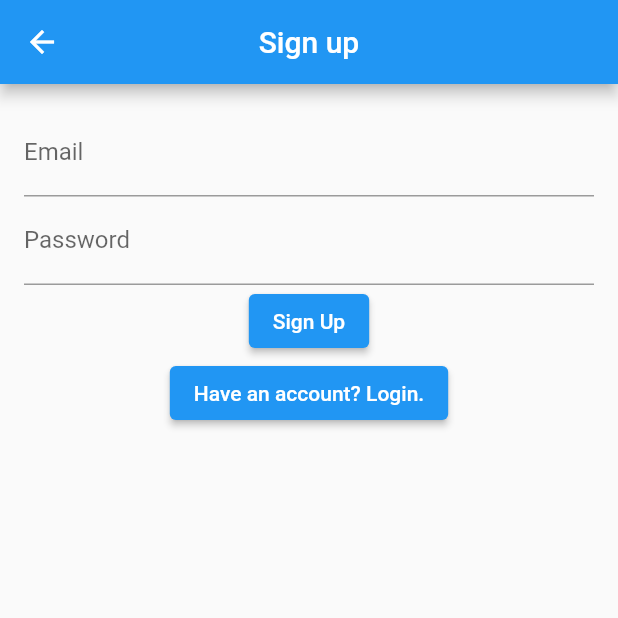
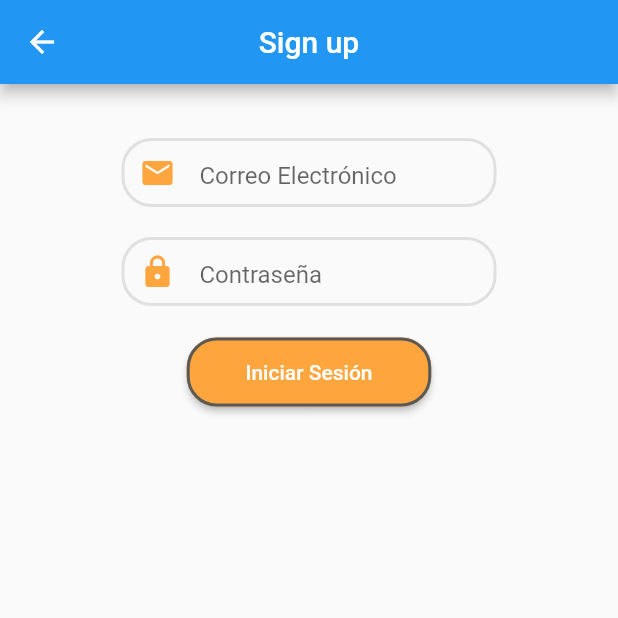
Before and after one commit to SebasAstu/Mis_Recetas, a Flutter app: the SignUpPage screen opened directly, on a phone screen of 412 x 824 dp, the top half of it. Run offline on Flutter 3.47's test engine with Material 2 defaults, Android fonts, the phone set to English and light mode, and no system bars; key blocks and very long unbroken strings in the code were emptied for the run.

Commit message:
Updated sign up page and added navigation through login

```diff
--- a/lib/login.dart
+++ b/lib/login.dart
@@ -1,6 +1,7 @@
 import 'package:flutter/material.dart';
 import 'package:mis_recetas/main.dart';
 import 'package:mis_recetas/main.dart';
+import 'package:mis_recetas/sign_up_page.dart';
 
 void main() {
   runApp(MyApp());
@@ -174,7 +175,11 @@ class LoginPage extends StatelessWidget {
                   ),
                   InkWell(
                     onTap: () {
-                      // Acción al tocar el texto
+                      Navigator.push(
+                          context,
+                          MaterialPageRoute(
+                            builder: (context) => SignUpPage(),
+                          ));
                     },
                     child: Text(
                       ' Regístrate',
--- a/lib/sign_up_page.dart
+++ b/lib/sign_up_page.dart
@@ -43,11 +43,13 @@ class _SignUpPageState extends State<SignUpPage> {
       ),
       body: Container(
         padding: const EdgeInsets.all(16.0),
+        child: Center(
           child: Column(
             children: <Widget>[
               _buildTextFields(),
               _buildButtons(),
             ],
+          ),
         ),
       ),
     );
@@ -57,15 +59,58 @@ class _SignUpPageState extends State<SignUpPage> {
     return Container(
       child: Column(
         children: <Widget>[
-          TextField(
+          const SizedBox(height: 20.0),
+          // Campo de correo
+          Container(
+            width: 250.0,
+            height: 46.0,
+            decoration: BoxDecoration(
+              borderRadius: BorderRadius.circular(20.0),
+              border: Border.all(
+                color: const Color.fromARGB(255, 224, 224, 224),
+                width: 2.0,
+              ),
+            ),
+            child: Padding(
+              padding: const EdgeInsets.symmetric(horizontal: 10.0),
+              child: TextField(
                 controller: _emailFilter,
-            decoration: const InputDecoration(labelText: 'Email'),
+                decoration: const InputDecoration(
+                  icon: Icon(Icons.mail, color: Color(0xFFFFA53D)),
+                  hintText: 'Correo Electrónico',
+                  border: InputBorder.none,
                 ),
-          TextField(
+                style: const TextStyle(color: Color(0xFFFFA53D)),
+              ),
+            ),
+          ),
+          const SizedBox(height: 20.0),
+          // Campo de contraseña
+          Container(
+            width: 250.0,
+            height: 46.0,
+            decoration: BoxDecoration(
+              borderRadius: BorderRadius.circular(20.0),
+              border: Border.all(
+                color: const Color.fromARGB(255, 224, 224, 224),
+                width: 2.0,
+              ),
+            ),
+            child: Padding(
+              padding: const EdgeInsets.symmetric(horizontal: 10.0),
+              child: TextField(
                 controller: _passwordFilter,
-            decoration: const InputDecoration(labelText: 'Password'),
                 obscureText: true,
-          )
+                decoration: const InputDecoration(
+                  icon: Icon(Icons.lock, color: Color(0xFFFFA53D)),
+                  hintText: 'Contraseña',
+                  border: InputBorder.none,
+                ),
+                style: const TextStyle(color: Color(0xFFFFA53D)),
+              ),
+            ),
+          ),
+          const SizedBox(height: 20.0),
         ],
       ),
     );
@@ -76,12 +121,29 @@ class _SignUpPageState extends State<SignUpPage> {
       children: <Widget>[
         ElevatedButton(
           onPressed: _signUpPressed,
-          child: const Text('Sign Up'),
+          style: ElevatedButton.styleFrom(
+            backgroundColor: Color(0xFFFFA53D),
+            side: const BorderSide(
+              color: Color.fromARGB(255, 90, 89, 88),
+              width: 2,
             ),
-        ElevatedButton(
-          onPressed: _loginPressed,
-          child: const Text('Have an account? Login.'),
-        )
+            shape: RoundedRectangleBorder(
+              borderRadius: BorderRadius.circular(20.0),
+            ),
+          ),
+          child: const SizedBox(
+            width: 131.0,
+            height: 46.0,
+            child: Center(
+              child: Text(
+                'Iniciar Sesión',
+                style: TextStyle(
+                  color: Colors.white,
+                ),
+              ),
+            ),
+          ),
+        ),
       ],
     );
   }
```
Lines whose indentation alone changed are shown as unchanged.
